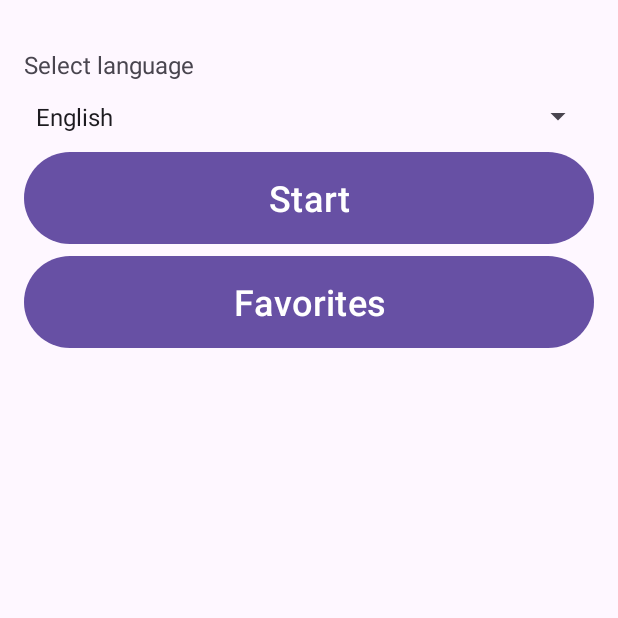
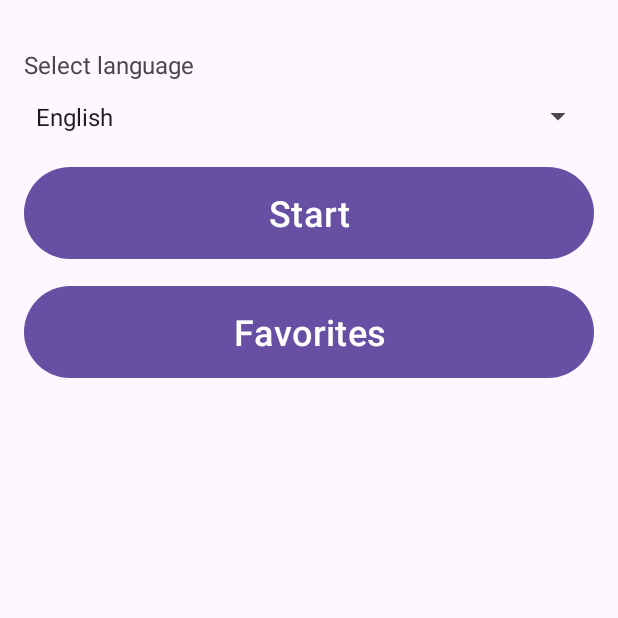
Before and after one commit to rodericussilva/FlashCards, an Android app: the screen it shows after launch (MainActivity), on a phone screen of 412 x 824 dp, the top half of it. Run offline under Robolectric (Android 15) with nearby library versions, the phone set to English and light mode, and no system bars.

Commit message:
Adjust the spacing between buttons

```diff
--- a/app/src/main/res/layout/activity_favorites.xml
+++ b/app/src/main/res/layout/activity_favorites.xml
@@ -5,5 +5,4 @@
     android:orientation="vertical"
     android:padding="16dp">
 
-    <!-- Implementar layout para exibir flashcards favoritos -->
 </LinearLayout>
--- a/app/src/main/res/layout/activity_main.xml
+++ b/app/src/main/res/layout/activity_main.xml
@@ -29,6 +29,7 @@
         android:layout_width="match_parent"
         android:layout_height="69dp"
         android:text="@string/btn_start"
+        android:layout_marginTop="10dp"
         android:textSize="24sp" />
 
     <Button
@@ -36,5 +37,6 @@
         android:layout_width="380dp"
         android:layout_height="69dp"
         android:text="@string/btn_favorites"
+        android:layout_marginTop="10dp"
         android:textSize="24sp" />
 </LinearLayout>
```
